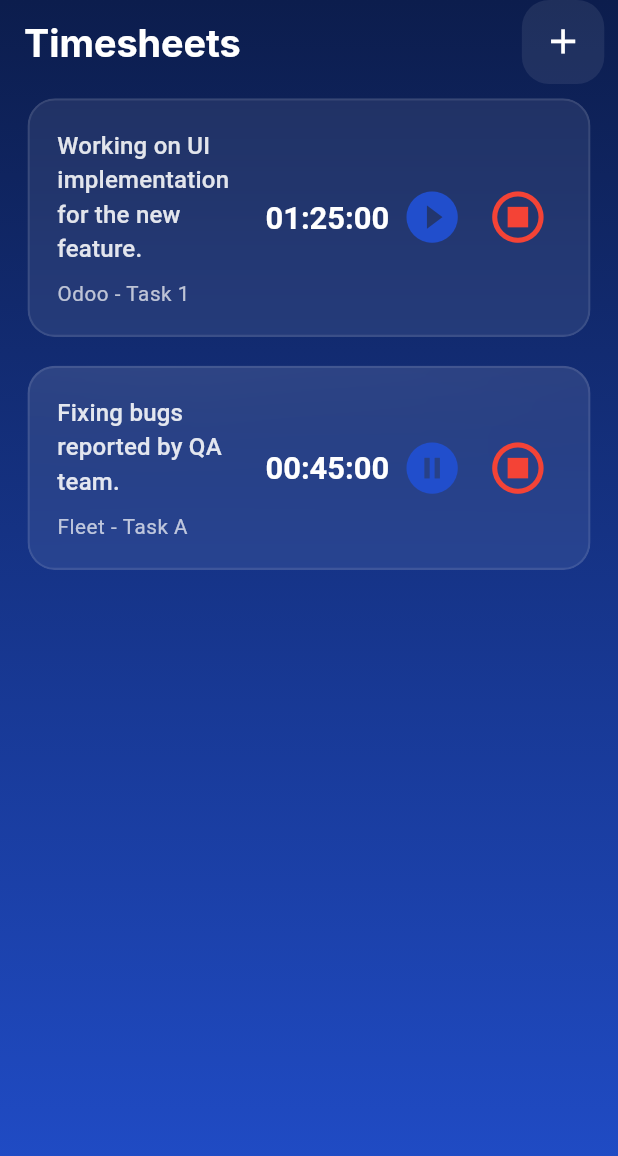
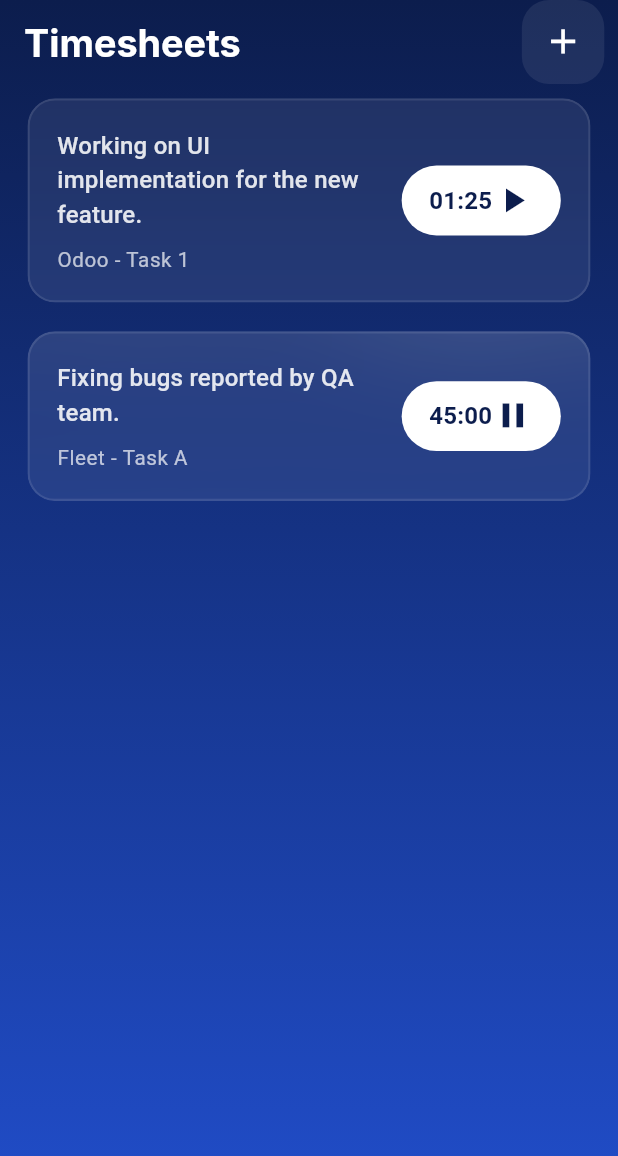
Before and after one commit to shrey258/fleet_assignment, a Flutter app: the screen it shows after launch, on a phone screen of 412 x 824 dp. Shown: the top 1156 px of the screen. Run offline on Flutter 3.47's test engine with Material 3 defaults, Android fonts, the phone set to English and light mode, and no system bars; our stand-ins replace bloc, dropdown_button2, equatable, flutter_bloc, flutter_screenutil, go_router and 1 more.

Commit message:
refactor: redesign timer controls with simplified UI and smarter duration formatting

```diff
--- a/lib/features/timers_list/widgets/timer_list_item.dart
+++ b/lib/features/timers_list/widgets/timer_list_item.dart
@@ -47,44 +47,66 @@ class TimerListItem extends StatelessWidget {
                   child: Column(
                     crossAxisAlignment: CrossAxisAlignment.start,
                     children: [
-                      Text(timer.description, style: Theme.of(context).textTheme.titleMedium),
+                      Text(
+                        timer.description,
+                        style: Theme.of(context).textTheme.titleMedium,
+                      ),
                       SizedBox(height: 8.h),
-                      Text('${project.name} - ${task.name}', style: Theme.of(context).textTheme.bodySmall),
+                      Text(
+                        '${project.name} - ${task.name}',
+                        style: Theme.of(context).textTheme.bodySmall,
+                      ),
                     ],
                   ),
                 ),
                 SizedBox(width: 16.w),
-                Text(
-                  _formatDuration(timer.duration),
-                  style: Theme.of(context).textTheme.titleLarge?.copyWith(fontWeight: FontWeight.bold),
-                ),
                 if (timer.status != TimerStatus.stopped)
-                  Row(
-                    children: [
-                      IconButton(
-                        iconSize: 36.r,
-                        icon: Icon(timer.status == TimerStatus.running ? Icons.pause_circle_filled : Icons.play_circle_filled, color: Theme.of(context).primaryColor),
-                        onPressed: () {
+                  GestureDetector(
+                    onTap: () {
                       if (timer.status == TimerStatus.running) {
                         bloc.add(PauseTimer(timer.id));
                       } else {
                         bloc.add(StartTimer(timer.id));
                       }
                     },
+                    child: Container(
+                      padding: EdgeInsets.symmetric(horizontal: 16.w, vertical: 8.h),
+                      decoration: BoxDecoration(
+                        color: Colors.white,
+                        borderRadius: BorderRadius.circular(64.r),
                       ),
-                      IconButton(
-                        iconSize: 36.r,
-                        icon: const Icon(Icons.stop_circle_outlined, color: Colors.red),
-                        onPressed: () {
-                          bloc.add(StopTimer(timer.id));
-                        },
+                      child: Row(
+                        mainAxisAlignment: MainAxisAlignment.center,
+                        children: [
+                          Text(
+                            _formatDuration(timer.duration),
+                            style: Theme.of(context).textTheme.titleMedium
+                                ?.copyWith(
+                                  color: const Color(0xFF0C1D4D),
+                                  fontWeight: FontWeight.bold,
+                                ),
+                          ),
+                          Icon(
+                            timer.status == TimerStatus.running
+                                ? Icons.pause
+                                : Icons.play_arrow,
+                            size: 24.r,
+                            color: const Color(0xFF0C1D4D),
                           ),
                         ],
+                      ),
+                    ),
                   )
                 else
                   Padding(
                     padding: EdgeInsets.only(right: 16.w),
-                    child: Text('Completed', style: Theme.of(context).textTheme.bodyLarge?.copyWith(color: Colors.green, fontWeight: FontWeight.bold)),
+                    child: Text(
+                      'Completed',
+                      style: Theme.of(context).textTheme.bodyLarge?.copyWith(
+                        color: Colors.green,
+                        fontWeight: FontWeight.bold,
+                      ),
+                    ),
                   ),
               ],
             ),
@@ -97,9 +119,14 @@ class TimerListItem extends StatelessWidget {
   String _formatDuration(int totalSeconds) {
     final duration = Duration(seconds: totalSeconds);
     String twoDigits(int n) => n.toString().padLeft(2, '0');
+    if (duration.inHours >= 1) {
       final hours = twoDigits(duration.inHours);
       final minutes = twoDigits(duration.inMinutes.remainder(60));
+      return '$hours:$minutes';
+    } else {
+      final minutes = twoDigits(duration.inMinutes.remainder(60));
       final seconds = twoDigits(duration.inSeconds.remainder(60));
-    return '$hours:$minutes:$seconds';
+      return '$minutes:$seconds';
     }
   }
+}
```
Lines whose indentation alone changed are shown as unchanged.
